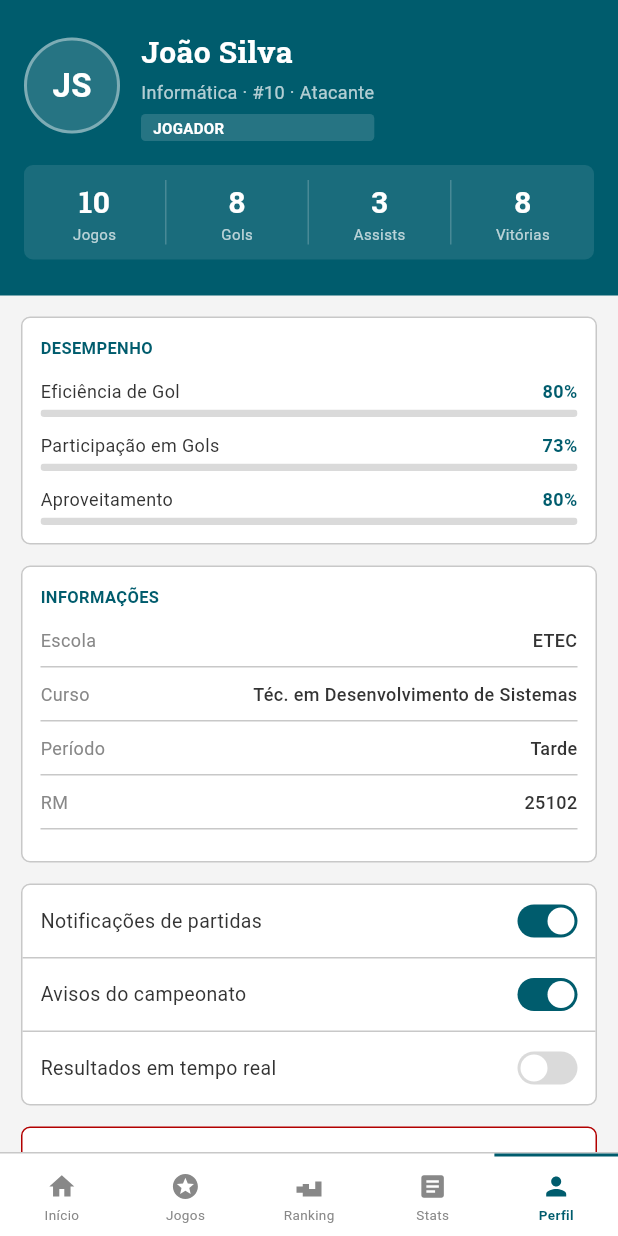
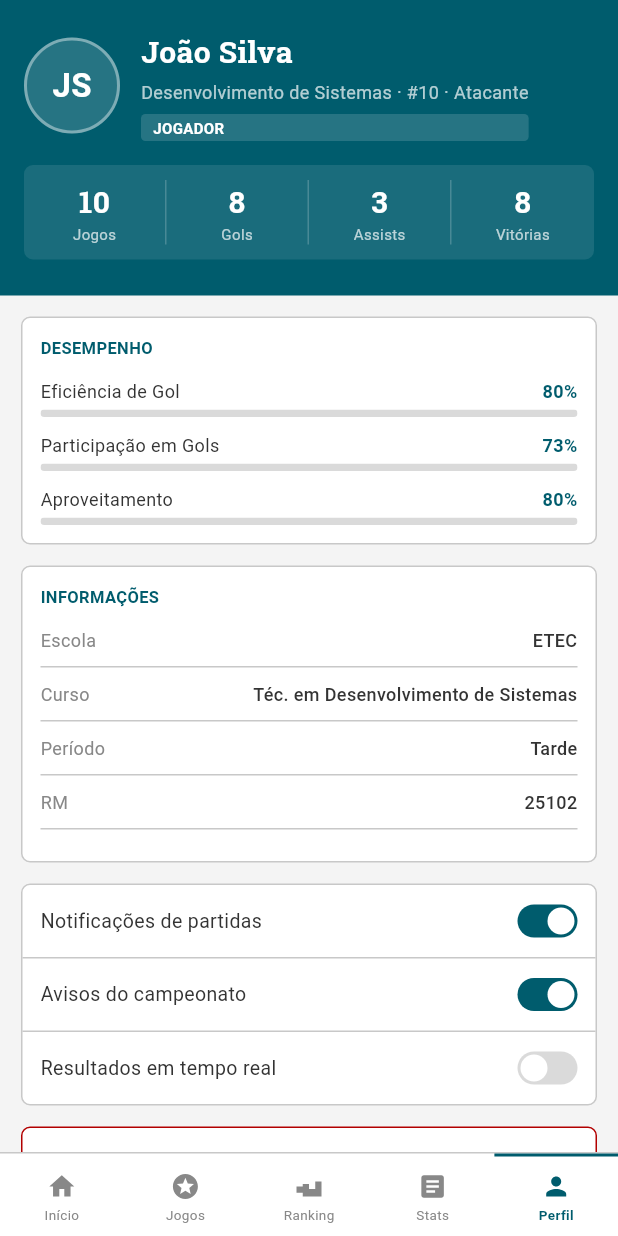
Before and after one commit to NichollasTenorio/Interclasse-App, a Flutter app: the screen it shows after launch, item 5 of the bottom bar chosen, on a phone screen of 412 x 824 dp. Run offline on Flutter 3.47's test engine with Material 3 defaults, Android fonts, the light colour scheme and no system bars; our stand-ins replace flutter_svg, google_fonts.

Commit message:
perfil de usuário

```diff
--- a/lib/screens/profile_screen.dart
+++ b/lib/screens/profile_screen.dart
@@ -90,7 +90,7 @@ class ProfileScreen extends StatelessWidget {
                     gap: 4,
                     children: [
                       Heading('João Silva', size: 20, color: AppColors.white),
-                      Label('Informática · #10 · Atacante', color: AppColors.white70),
+                      Label('Desenvolvimento de Sistemas · #10 · Atacante', color: AppColors.white70),
                       Container(
                         margin: const EdgeInsets.only(top: 2),
                         padding: const EdgeInsets.symmetric(vertical: 2, horizontal: 8),
```
